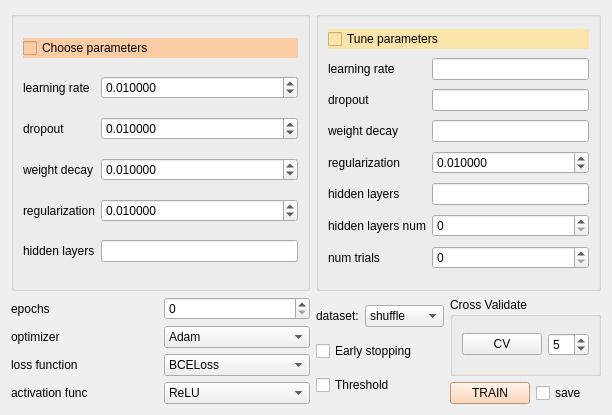
First picture: the form in qt/torch_classfier.ui, repository idergunoff/geovel_1.0, before the edit.
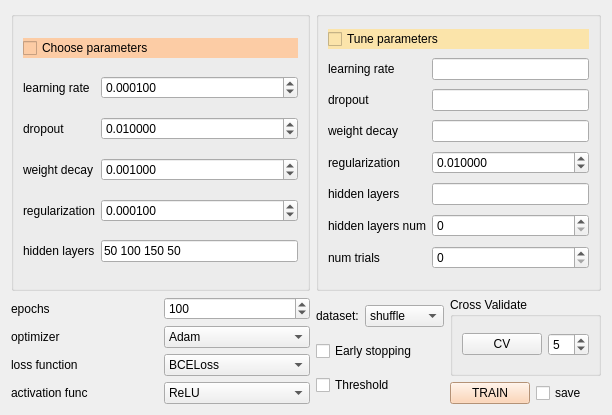
Second picture: the form after the edit.

Commit message: model window values

```diff
--- a/qt/torch_classfier.ui
+++ b/qt/torch_classfier.ui
@@ -49,7 +49,7 @@
          <double>0.010000000000000</double>
         </property>
         <property name="value">
-         <double>0.010000000000000</double>
+         <double>0.000100000000000</double>
         </property>
        </widget>
       </item>
@@ -89,7 +89,7 @@
          <double>0.010000000000000</double>
         </property>
         <property name="value">
-         <double>0.010000000000000</double>
+         <double>0.001000000000000</double>
         </property>
        </widget>
       </item>
@@ -109,7 +109,7 @@
          <double>0.010000000000000</double>
         </property>
         <property name="value">
-         <double>0.010000000000000</double>
+         <double>0.000100000000000</double>
         </property>
        </widget>
       </item>
@@ -121,7 +121,11 @@
        </widget>
       </item>
       <item row="5" column="1">
-       <widget class="QLineEdit" name="lineEdit_choose_layers"/>
+       <widget class="QLineEdit" name="lineEdit_choose_layers">
+        <property name="text">
+         <string>50 100 150 50</string>
+        </property>
+       </widget>
       </item>
      </layout>
     </widget>
@@ -242,6 +246,9 @@
        <property name="maximum">
         <number>10000</number>
        </property>
+       <property name="value">
+        <number>100</number>
+       </property>
       </widget>
      </item>
      <item row="1" column="0">
```
The commit also changes 2 other files.
